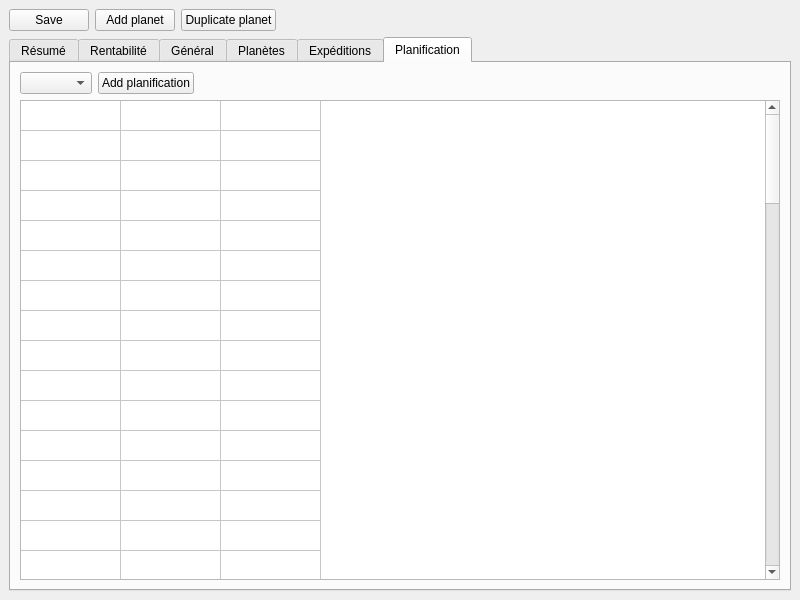
Before: the Qt Designer form mainwindow.ui in crocomo83/OgameHelper, drawn with Qt 5.
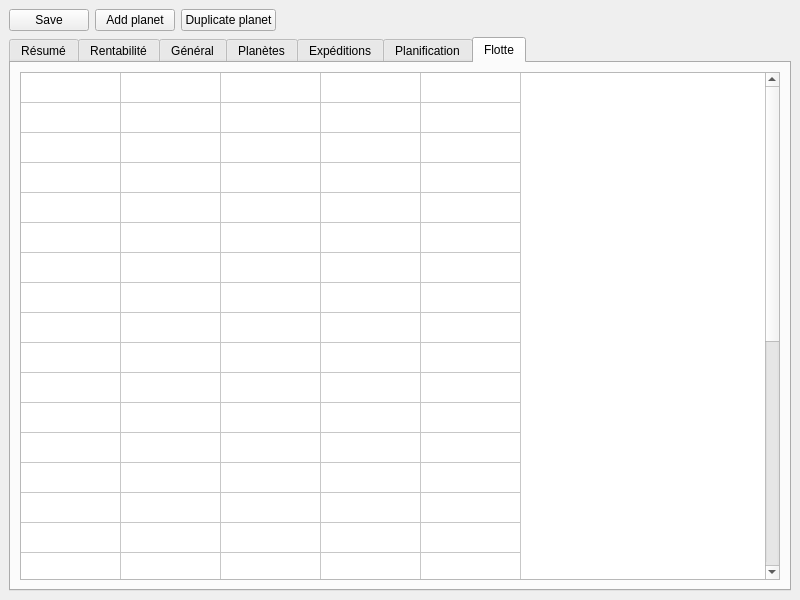
After: the same form once the commit is applied.

```diff
--- a/mainwindow.ui
+++ b/mainwindow.ui
@@ -58,7 +58,7 @@
       <item>
        <widget class="QTabWidget" name="tabGeneral">
         <property name="currentIndex">
-         <number>5</number>
+         <number>6</number>
         </property>
         <widget class="QWidget" name="overview">
          <attribute name="title">
@@ -526,6 +526,64 @@
           </item>
          </layout>
         </widget>
+        <widget class="QWidget" name="fleet">
+         <attribute name="title">
+          <string>Flotte</string>
+         </attribute>
+         <layout class="QVBoxLayout" name="verticalLayout_6">
+          <item>
+           <widget class="QTableWidget" name="fleetTab">
+            <property name="rowCount">
+             <number>30</number>
+            </property>
+            <property name="columnCount">
+             <number>5</number>
+            </property>
+            <attribute name="horizontalHeaderVisible">
+             <bool>false</bool>
+            </attribute>
+            <attribute name="verticalHeaderVisible">
+             <bool>false</bool>
+            </attribute>
+            <row/>
+            <row/>
+            <row/>
+            <row/>
+            <row/>
+            <row/>
+            <row/>
+            <row/>
+            <row/>
+            <row/>
+            <row/>
+            <row/>
+            <row/>
+            <row/>
+            <row/>
+            <row/>
+            <row/>
+            <row/>
+            <row/>
+            <row/>
+            <row/>
+            <row/>
+            <row/>
+            <row/>
+            <row/>
+            <row/>
+            <row/>
+            <row/>
+            <row/>
+            <row/>
+            <column/>
+            <column/>
+            <column/>
+            <column/>
+            <column/>
+           </widget>
+          </item>
+         </layout>
+        </widget>
        </widget>
       </item>
      </layout>
```
